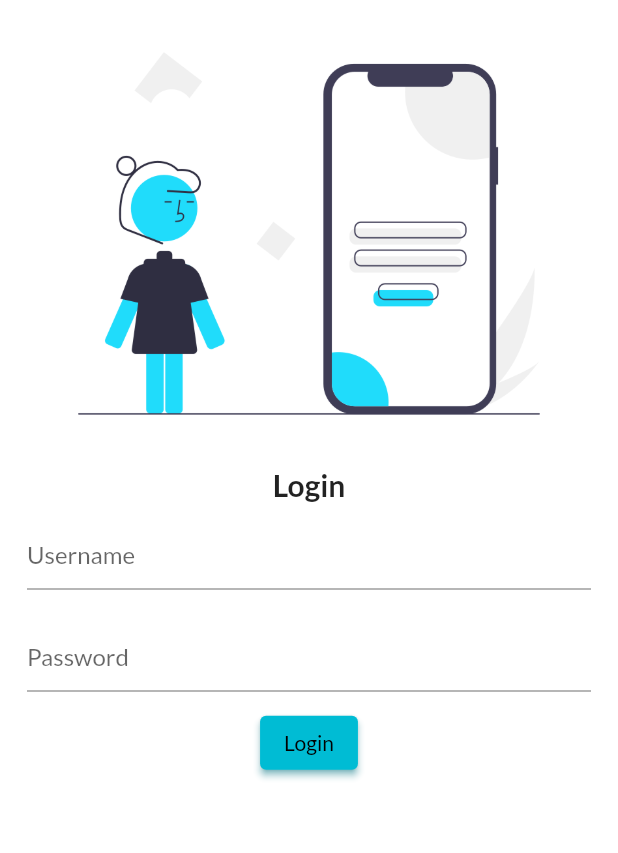
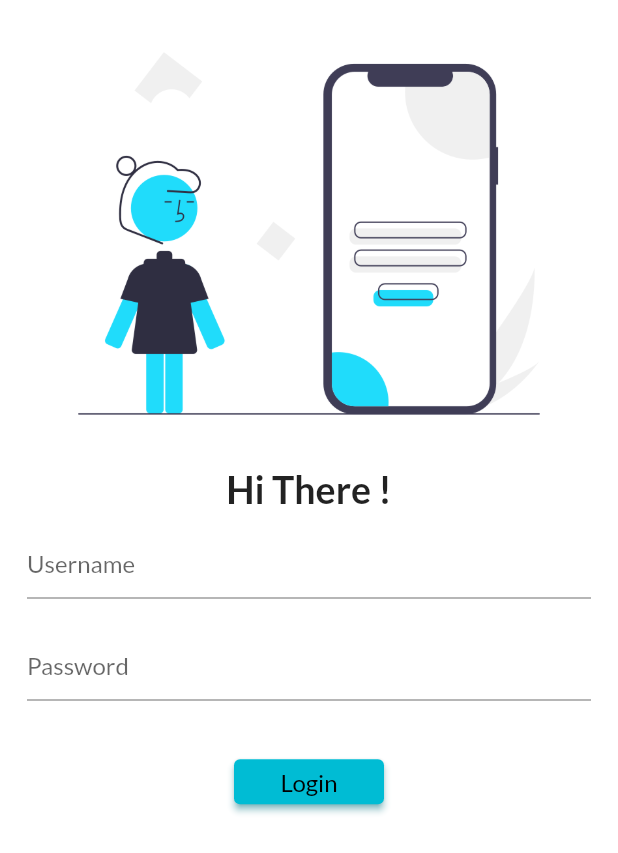
Before and after one commit to rajeshwor123/park, a Flutter app: the LoginPage screen opened by its route, on a phone screen of 412 x 824 dp. Shown: the top 853 px of the screen. Run offline on Flutter 3.47's test engine with Material 2 defaults, Android fonts, the phone set to English and light mode, and no system bars; our stand-ins replace google_fonts.

Commit message:
new navagitor class

```diff
--- a/lib/main.dart
+++ b/lib/main.dart
@@ -2,6 +2,7 @@ import 'package:flutter/material.dart';
 import 'package:park/screens/home_page.dart';
 import 'package:park/screens/login_page.dart';
 import 'package:google_fonts/google_fonts.dart';
+import 'package:park/util/page_routes.dart';
 
 
 void main() {
@@ -14,16 +15,17 @@ class MyApp extends StatelessWidget {
   @override
   Widget build(BuildContext context) {
     return MaterialApp(
+      debugShowCheckedModeBanner: false,
       themeMode: ThemeMode.light,
       theme: ThemeData(
           primarySwatch: Colors.cyan,
           fontFamily: GoogleFonts.lato().fontFamily,
 
         ),
-      initialRoute: "/login_page",
+      initialRoute: PageRoutes.homeRoute,
       routes: {
-        "/home_page": (context) => const HomePage(),
-        "/login_page": (context) => const LoginPage(),
+        PageRoutes.homeRoute : (context) => const HomePage(),
+        PageRoutes.loginRoute: (context) => const LoginPage(),
       },
     );
   }
--- a/lib/screens/login_page.dart
+++ b/lib/screens/login_page.dart
@@ -1,4 +1,5 @@
 import 'package:flutter/material.dart';
+import 'package:park/util/page_routes.dart';
 
 class LoginPage extends StatelessWidget {
   const LoginPage({Key? key}) : super(key: key);
@@ -7,6 +8,7 @@ class LoginPage extends StatelessWidget {
   Widget build(BuildContext context) {
     return Material(
       color: Colors.white,
+      child: SingleChildScrollView(
         child: Column(
           children: [
             Image.asset(
@@ -14,8 +16,8 @@ class LoginPage extends StatelessWidget {
               fit: BoxFit.cover,
             ),
             const Text(
-            "Login",
-            style: TextStyle(fontSize: 20, fontWeight: FontWeight.bold),
+              "Hi There !",
+              style: TextStyle(fontSize: 25, fontWeight: FontWeight.bold),
             ),
             const SizedBox(height: 10.0),
             Padding(
@@ -33,13 +35,20 @@ class LoginPage extends StatelessWidget {
                 ],
               ),
             ),
-          const SizedBox(height: 10.0),
+            const SizedBox(height: 30.0),
             ElevatedButton(
-            onPressed: () {},
-            child: const Text("Login"),
-            style: TextButton.styleFrom(shadowColor: Colors.cyan),
+              onPressed: () {
+                Navigator.pushNamed(context, PageRoutes.homeRoute);
+              },
+              child: const Text(
+                "Login",
+                style: TextStyle(fontSize: 16),
+              ),
+              style: TextButton.styleFrom(
+                  shadowColor: Colors.cyan, minimumSize: const Size(100, 30)),
             )
           ],
+        ),
       ),
     );
   }
--- /dev/null
+++ b/lib/util/page_routes.dart
@@ -0,0 +1,4 @@
+class PageRoutes {
+  static String loginRoute = "/login";
+  static String homeRoute = "/home";
+}
```
Also changed, not shown: lib/screens/home_page.dart (+10 -2 lines). Lines whose indentation alone changed are shown as unchanged.
